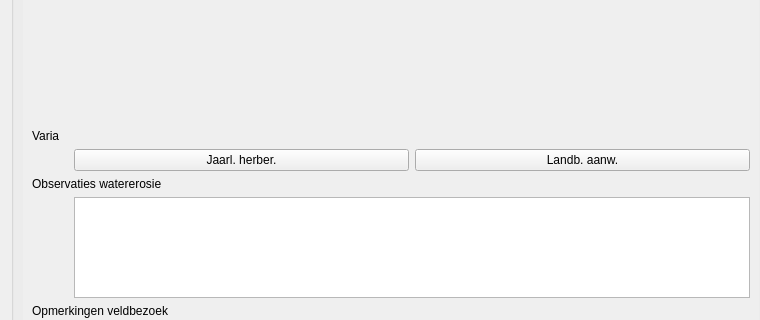
First picture: the form in ui_parceleditwidget.ui, repository DOV-Vlaanderen/erosiebezwaren, before the edit; both pictures show x 0 to 760 and y 269 to 589 of the 1138 by 755 pixel window.
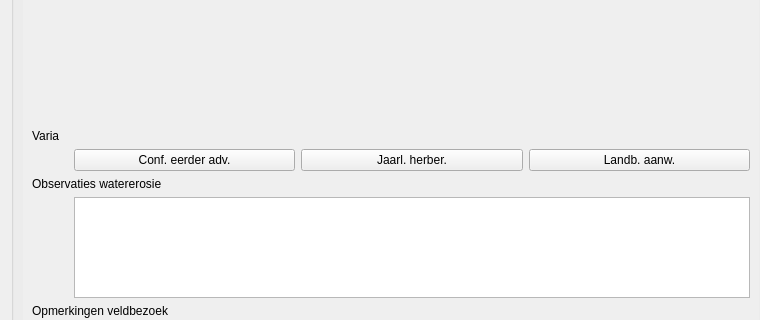
Second picture: the form after the edit. Icons and pictures are not drawn. Custom widgets are drawn as their Qt base class.

Commit message: Vervang status "conform eerder advies" door extra knop.

Patch:
```diff
--- a/ui_parceleditwidget.ui
+++ b/ui_parceleditwidget.ui
@@ -288,6 +288,19 @@
             </item>
             <item row="9" column="1">
              <layout class="QHBoxLayout" name="horizontalLayout_8">
+              <item>
+               <widget class="ValueBooleanButton" name="efw_conform_eerder_advies">
+                <property name="sizePolicy">
+                 <sizepolicy hsizetype="Expanding" vsizetype="Preferred">
+                  <horstretch>0</horstretch>
+                  <verstretch>0</verstretch>
+                 </sizepolicy>
+                </property>
+                <property name="text">
+                 <string>Conf. eerder adv.</string>
+                </property>
+               </widget>
+              </item>
               <item>
                <widget class="ValueBooleanButton" name="efw_jaarlijks_herberekenen">
                 <property name="sizePolicy">
```
The commit also changes 1 other file.
